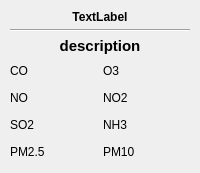
The window that PollutionWidget.ui (FelixdelasPozas/TrayWeather) describes before a commit, drawn with Qt 5.
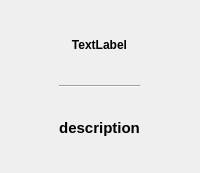
The same window after the commit.

Commit message: Provider icons. Hide null entries in PollutionWidget.

Patch:
```diff
--- a/PollutionWidget.ui
+++ b/PollutionWidget.ui
@@ -90,100 +90,7 @@
       </widget>
      </item>
      <item>
-      <layout class="QGridLayout" name="gridLayout">
-       <item row="2" column="1">
-        <widget class="QLabel" name="m_nh3">
-         <property name="text">
-          <string notr="true">NH3</string>
-         </property>
-        </widget>
-       </item>
-       <item row="0" column="0">
-        <widget class="QLabel" name="m_co">
-         <property name="font">
-          <font>
-           <weight>50</weight>
-           <bold>false</bold>
-          </font>
-         </property>
-         <property name="text">
-          <string notr="true">CO</string>
-         </property>
-        </widget>
-       </item>
-       <item row="2" column="0">
-        <widget class="QLabel" name="m_so2">
-         <property name="font">
-          <font>
-           <weight>50</weight>
-           <bold>false</bold>
-          </font>
-         </property>
-         <property name="text">
-          <string notr="true">SO2</string>
-         </property>
-        </widget>
-       </item>
-       <item row="1" column="1">
-        <widget class="QLabel" name="m_no2">
-         <property name="font">
-          <font>
-           <weight>50</weight>
-           <bold>false</bold>
-          </font>
-         </property>
-         <property name="text">
-          <string notr="true">NO2</string>
-         </property>
-        </widget>
-       </item>
-       <item row="0" column="1">
-        <widget class="QLabel" name="m_o3">
-         <property name="font">
-          <font>
-           <weight>50</weight>
-           <bold>false</bold>
-          </font>
-         </property>
-         <property name="text">
-          <string notr="true">O3</string>
-         </property>
-        </widget>
-       </item>
-       <item row="1" column="0">
-        <widget class="QLabel" name="m_no">
-         <property name="font">
-          <font>
-           <weight>50</weight>
-           <bold>false</bold>
-          </font>
-         </property>
-         <property name="text">
-          <string notr="true">NO</string>
-         </property>
-        </widget>
-       </item>
-       <item row="3" column="0">
-        <widget class="QLabel" name="m_pm25">
-         <property name="font">
-          <font>
-           <weight>50</weight>
-           <bold>false</bold>
-          </font>
-         </property>
-         <property name="text">
-          <string notr="true">PM2.5</string>
-         </property>
-        </widget>
-       </item>
-       <item row="3" column="1">
-        <widget class="QLabel" name="m_pm10">
-         <property name="text">
-          <string notr="true">PM10</string>
-         </property>
-        </widget>
-       </item>
-      </layout>
+      <layout class="QGridLayout" name="gridLayout"/>
      </item>
     </layout>
    </item>
```
The commit also changes 7 other files.
